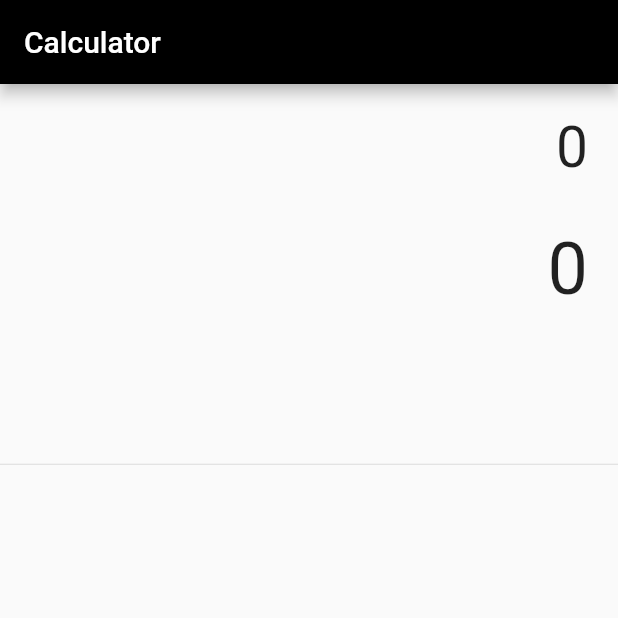
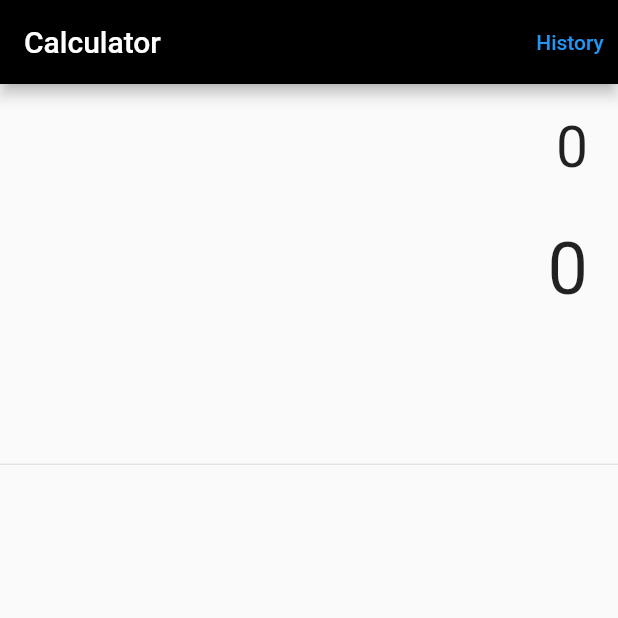
Before and after one commit to baezlg/calculatorapp, a Flutter app: the screen it shows after launch, on a phone screen of 412 x 824 dp, the top half of it. Run offline on Flutter 3.47's test engine with Material 2 defaults, Android fonts, the phone set to English and light mode, and no system bars; our stand-ins replace math_expressions, shared_preferences.

Commit message:
persist history sharedPreference

```diff
--- /dev/null
+++ b/lib/calculation_history_sharedPreference.dart
@@ -0,0 +1,16 @@
+import 'package:flutter/material.dart';
+import 'package:shared_preferences/shared_preferences.dart';
+
+class HistoryPreferences {
+  static SharedPreferences? _preferences;
+
+  static const _keyHistory = "calcHistory";
+
+  static Future init() async =>
+      _preferences = await SharedPreferences.getInstance();
+
+  static Future setHistory(List<String> history) async =>
+      await _preferences?.setStringList(_keyHistory, history);
+
+  static List<String>? getHistory() => _preferences?.getStringList(_keyHistory);
+}
--- a/lib/main.dart
+++ b/lib/main.dart
@@ -1,7 +1,12 @@
+import 'package:calculatorapp/calculation_history_sharedPreference.dart';
 import 'package:flutter/material.dart';
 import 'package:math_expressions/math_expressions.dart';
+import 'package:intl/intl.dart';
 
-void main() {
+void main() async {
+  WidgetsFlutterBinding.ensureInitialized();
+  await HistoryPreferences.init();
+
   runApp(const MyApp());
 }
 
@@ -24,7 +29,9 @@ class SimpleCalculator extends StatefulWidget {
 }
 
 class _SimpleCalculatorState extends State<SimpleCalculator> {
+  List<String> history = [];
   bool isKmToMil = false;
+  bool isHistoryPressed = false;
   double convertionResult = 0.0;
   String equation = "0";
   String result = "0";
@@ -33,7 +40,16 @@ class _SimpleCalculatorState extends State<SimpleCalculator> {
   double resultFontSide = 48.0;
   TextEditingController textValue = new TextEditingController();
 
-  buttonPressed(String buttonText) {
+  @override
+  void initState() {
+    super.initState();
+
+    history = HistoryPreferences.getHistory() ?? [];
+  }
+
+  buttonPressed(String buttonText) async {
+    DateTime now = DateTime.now();
+    String formattedDate = DateFormat('kk:mm:ss \n EEE d MMM').format(now);
     setState(() {
       if (buttonText == "C") {
         equation = "0";
@@ -60,7 +76,8 @@ class _SimpleCalculatorState extends State<SimpleCalculator> {
           Expression exp = p.parse(expression);
           ContextModel cm = ContextModel();
           result = "${exp.evaluate(EvaluationType.REAL, cm)}";
-          print(exp);
+          history.add("${equation}= ${result} - ${formattedDate}");
+          print(history);
         } catch (e) {
           result = "Error";
         }
@@ -75,6 +92,7 @@ class _SimpleCalculatorState extends State<SimpleCalculator> {
         }
       }
     });
+    await HistoryPreferences.setHistory(history);
   }
 
   Widget buildButton(String buttonText, double buttonHeight, Color buttonColor,
@@ -99,7 +117,21 @@ class _SimpleCalculatorState extends State<SimpleCalculator> {
   }
 
   Widget simpleCalc() {
-    return Column(
+    return Scaffold(
+      appBar: AppBar(
+        backgroundColor: Colors.black,
+        title: Text("Calculator"),
+        actions: [
+          TextButton(
+              onPressed: () {
+                setState(() {
+                  isHistoryPressed = true;
+                });
+              },
+              child: Text("History"))
+        ],
+      ),
+      body: Column(
         children: [
           Container(
             alignment: Alignment.centerRight,
@@ -178,11 +210,43 @@ class _SimpleCalculatorState extends State<SimpleCalculator> {
             ],
           )
         ],
+      ),
+    );
+  }
+
+  Widget historyScreen() {
+    return Scaffold(
+      appBar: AppBar(
+        title: Text("History"),
+        actions: [
+          TextButton(
+              onPressed: () {
+                setState(() {
+                  isHistoryPressed = false;
+                });
+              },
+           child: Text("back",  style: TextStyle(color: Colors.white)),)
+        ],
+      ),
+      body: Column(
+        children: history.map((h) {
+          return Container(
+            width: 1000,
+            padding: EdgeInsets.fromLTRB(5, 5, 5, 5),
+            child: Text(h),
+          );
+        }).toList(),
+      ),
     );
   }
 
   Widget kmToMil() {
-    return Column(
+    return Scaffold(
+      appBar: AppBar(
+        backgroundColor: Colors.black,
+        title: Text("Calculator"),
+      ),
+      body: Column(
         children: [
           TextButton(
               onPressed: () {
@@ -224,11 +288,12 @@ class _SimpleCalculatorState extends State<SimpleCalculator> {
                             color: Colors.white,
                             width: 1,
                             style: BorderStyle.solid)),
-                  child:
-                      Text("km to mil", style: TextStyle(color: Colors.white)),
+                    child: Text("km to mil",
+                        style: TextStyle(color: Colors.white)),
                     onPressed: () {
                       setState(() {
-                      convertionResult = (double.parse(textValue.text) * 0.62137119);
+                        convertionResult =
+                            (double.parse(textValue.text) * 0.62137119);
                         print(textValue.text);
                       });
                     },
@@ -242,11 +307,12 @@ class _SimpleCalculatorState extends State<SimpleCalculator> {
                             color: Colors.white,
                             width: 1,
                             style: BorderStyle.solid)),
-                  child:
-                      Text("mil to km", style: TextStyle(color: Colors.white)),
+                    child: Text("mil to km",
+                        style: TextStyle(color: Colors.white)),
                     onPressed: () {
                       setState(() {
-                      convertionResult = (double.parse(textValue.text) * 1.609344);
+                        convertionResult =
+                            (double.parse(textValue.text) * 1.609344);
                       });
                     },
                   ))
@@ -260,16 +326,14 @@ class _SimpleCalculatorState extends State<SimpleCalculator> {
             ),
           )
         ],
+      ),
     );
   }
 
   @override
   Widget build(BuildContext context) {
-    return Scaffold(
-        appBar: AppBar(
-          backgroundColor: Colors.black,
-          title: Text("Calculator"),
-        ),
-        body: isKmToMil ? kmToMil() : simpleCalc());
+    return isKmToMil
+        ? kmToMil()
+        : (isHistoryPressed ? historyScreen() : simpleCalc());
   }
 }
--- a/pubspec.yaml
+++ b/pubspec.yaml
@@ -30,6 +30,8 @@ dependencies:
   flutter:
     sdk: flutter
   math_expressions: ^2.3.0
+  shared_preferences: ^2.0.11
+  intl: ^0.17.0
 
   # The following adds the Cupertino Icons font to your application.
   # Use with the CupertinoIcons class for iOS style icons.
```
Also changed, not shown: pubspec.lock, 1 other file. Lines whose indentation alone changed are shown as unchanged.
